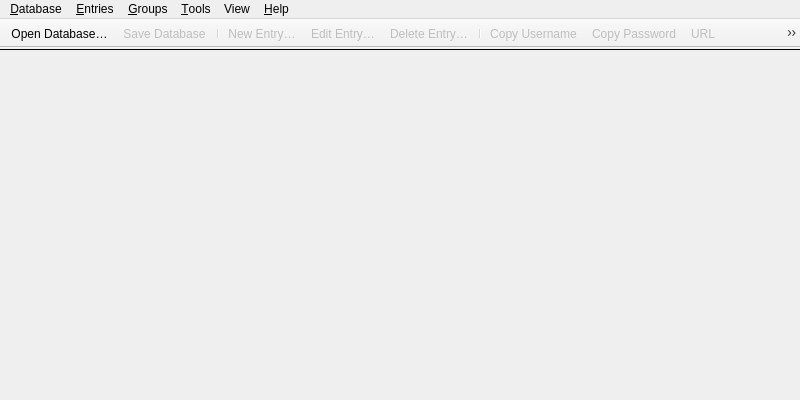
Above: src/gui/MainWindow.ui from keepassxreboot/keepassxc before the change. Below: the same form after it.
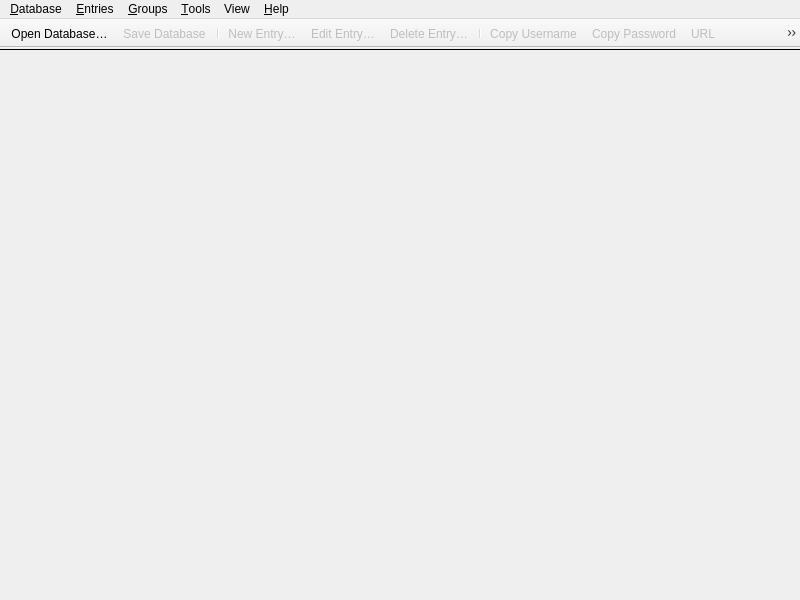
That is the form after the change. Custom widgets are drawn as their Qt base class.

Commit message: revert geometry change

```diff
--- a/src/gui/MainWindow.ui
+++ b/src/gui/MainWindow.ui
@@ -10,7 +10,7 @@
     <x>0</x>
     <y>0</y>
     <width>800</width>
-    <height>200</height>
+    <height>600</height>
    </rect>
   </property>
   <property name="minimumSize">
```
